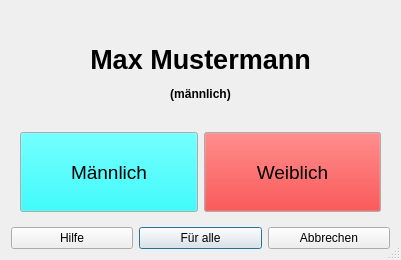
The window that ui/GeschlechtInputDialog.ui (libf-de/ffx-sportfest) describes before a commit, drawn with Qt 5.
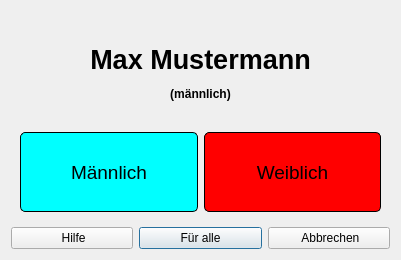
The same window after the commit. Icons and pictures are not drawn.

The edit to the form file:
```diff
--- a/ui/GeschlechtInputDialog.ui
+++ b/ui/GeschlechtInputDialog.ui
@@ -14,6 +14,9 @@
    <string>FFSportfest - Geschlecht auswählen</string>
   </property>
   <property name="sizeGripEnabled">
+   <bool>false</bool>
+  </property>
+  <property name="modal">
    <bool>true</bool>
   </property>
   <layout class="QGridLayout" name="gridLayout">
@@ -33,7 +36,11 @@
    <item row="3" column="0">
     <widget class="QPushButton" name="helpButton">
      <property name="text">
-      <string>Hilfe</string>
+      <string> Hilfe</string>
+     </property>
+     <property name="icon">
+      <iconset resource="../oxyicons.qrc">
+       <normaloff>:/dialog_buttons/help</normaloff>:/dialog_buttons/help</iconset>
      </property>
      <property name="flat">
       <bool>false</bool>
@@ -43,7 +50,11 @@
    <item row="3" column="2">
     <widget class="QPushButton" name="cancelButton">
      <property name="text">
-      <string>Abbrechen</string>
+      <string> Abbrechen</string>
+     </property>
+     <property name="icon">
+      <iconset resource="../oxyicons.qrc">
+       <normaloff>:/dialog_buttons/cancel</normaloff>:/dialog_buttons/cancel</iconset>
      </property>
     </widget>
    </item>
@@ -70,6 +81,24 @@
              </color>
             </brush>
            </colorrole>
+           <colorrole role="Base">
+            <brush brushstyle="SolidPattern">
+             <color alpha="255">
+              <red>255</red>
+              <green>0</green>
+              <blue>0</blue>
+             </color>
+            </brush>
+           </colorrole>
+           <colorrole role="Window">
+            <brush brushstyle="SolidPattern">
+             <color alpha="255">
+              <red>255</red>
+              <green>0</green>
+              <blue>0</blue>
+             </color>
+            </brush>
+           </colorrole>
           </active>
           <inactive>
            <colorrole role="Button">
@@ -81,12 +110,48 @@
              </color>
             </brush>
            </colorrole>
+           <colorrole role="Base">
+            <brush brushstyle="SolidPattern">
+             <color alpha="255">
+              <red>255</red>
+              <green>0</green>
+              <blue>0</blue>
+             </color>
+            </brush>
+           </colorrole>
+           <colorrole role="Window">
+            <brush brushstyle="SolidPattern">
+             <color alpha="255">
+              <red>255</red>
+              <green>0</green>
+              <blue>0</blue>
+             </color>
+            </brush>
+           </colorrole>
           </inactive>
           <disabled>
            <colorrole role="Button">
             <brush brushstyle="SolidPattern">
              <color alpha="255">
-              <red>255</red>
+              <red>102</red>
+              <green>0</green>
+              <blue>0</blue>
+             </color>
+            </brush>
+           </colorrole>
+           <colorrole role="Base">
+            <brush brushstyle="SolidPattern">
+             <color alpha="255">
+              <red>102</red>
+              <green>0</green>
+              <blue>0</blue>
+             </color>
+            </brush>
+           </colorrole>
+           <colorrole role="Window">
+            <brush brushstyle="SolidPattern">
+             <color alpha="255">
+              <red>102</red>
               <green>0</green>
               <blue>0</blue>
              </color>
@@ -100,6 +165,20 @@
           <pointsize>14</pointsize>
          </font>
         </property>
+        <property name="styleSheet">
+         <string notr="true">QPushButton:pressed {
+    background-color: rgba(225,0,0,255);
+    border: 2px solid black;
+}
+QPushButton {
+     background-color: #ff0000; border: 1px solid black;
+     border-radius: 5px;
+}
+
+QPushButton:disabled {
+    background-color: rgb(102, 0, 0)
+}</string>
+        </property>
         <property name="text">
          <string>Weiblich</string>
         </property>
@@ -157,6 +236,24 @@
              </color>
             </brush>
            </colorrole>
+           <colorrole role="Base">
+            <brush brushstyle="SolidPattern">
+             <color alpha="255">
+              <red>0</red>
+              <green>255</green>
+              <blue>255</blue>
+             </color>
+            </brush>
+           </colorrole>
+           <colorrole role="Window">
+            <brush brushstyle="SolidPattern">
+             <color alpha="255">
+              <red>0</red>
+              <green>255</green>
+              <blue>255</blue>
+             </color>
+            </brush>
+           </colorrole>
           </active>
           <inactive>
            <colorrole role="Button">
@@ -168,14 +265,50 @@
              </color>
             </brush>
            </colorrole>
+           <colorrole role="Base">
+            <brush brushstyle="SolidPattern">
+             <color alpha="255">
+              <red>0</red>
+              <green>255</green>
+              <blue>255</blue>
+             </color>
+            </brush>
+           </colorrole>
+           <colorrole role="Window">
+            <brush brushstyle="SolidPattern">
+             <color alpha="255">
+              <red>0</red>
+              <green>255</green>
+              <blue>255</blue>
+             </color>
+            </brush>
+           </colorrole>
           </inactive>
           <disabled>
            <colorrole role="Button">
             <brush brushstyle="SolidPattern">
              <color alpha="255">
               <red>0</red>
-              <green>255</green>
-              <blue>255</blue>
+              <green>102</green>
+              <blue>102</blue>
+             </color>
+            </brush>
+           </colorrole>
+           <colorrole role="Base">
+            <brush brushstyle="SolidPattern">
+             <color alpha="255">
+              <red>0</red>
+              <green>102</green>
+              <blue>102</blue>
+             </color>
+            </brush>
+           </colorrole>
+           <colorrole role="Window">
+            <brush brushstyle="SolidPattern">
+             <color alpha="255">
+              <red>0</red>
+              <green>102</green>
+              <blue>102</blue>
              </color>
             </brush>
            </colorrole>
@@ -187,6 +320,20 @@
           <pointsize>14</pointsize>
          </font>
         </property>
+        <property name="styleSheet">
+         <string notr="true">QPushButton:pressed {
+    background-color: rgba(0,220,220,255);
+	border: 2px solid black;
+}
+QPushButton {
+     background-color: #00ffff; border: 1px solid black;
+     border-radius: 5px;
+}
+
+QPushButton:disabled {
+    background-color: rgb(0, 102, 102)
+}</string>
+        </property>
         <property name="text">
          <string>Männlich</string>
         </property>
@@ -200,7 +347,7 @@
          <bool>false</bool>
         </property>
         <property name="flat">
-         <bool>false</bool>
+         <bool>true</bool>
         </property>
        </widget>
       </item>
```
Left out of the diff: 11 changed lines with no effect on the pictures.
